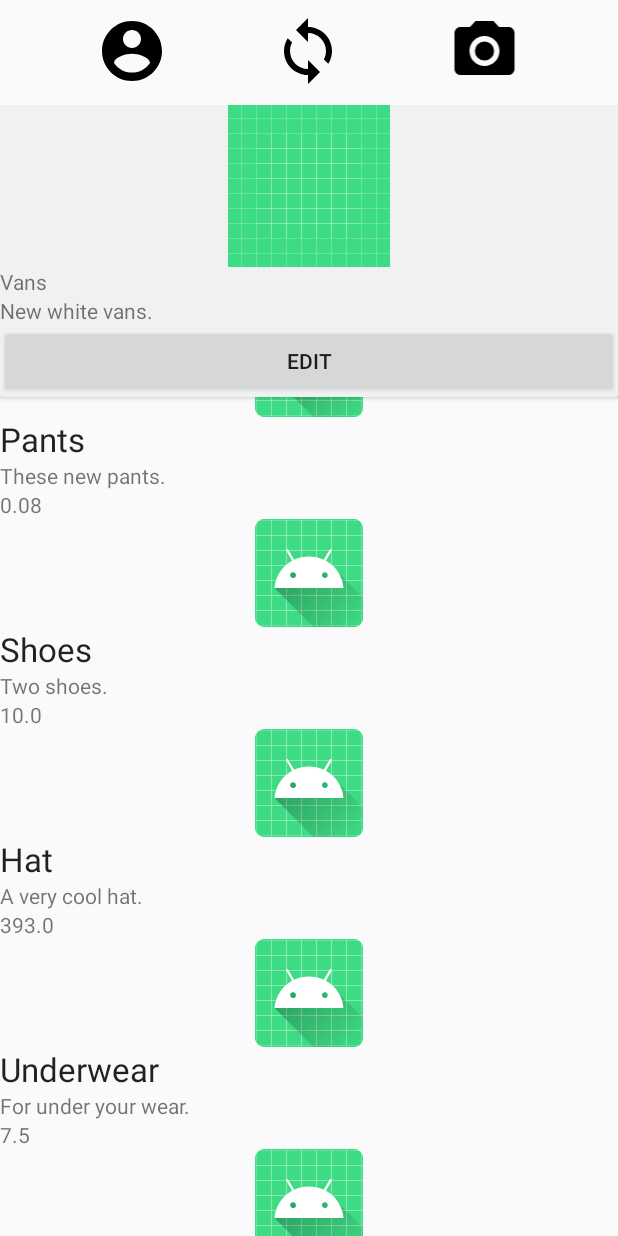
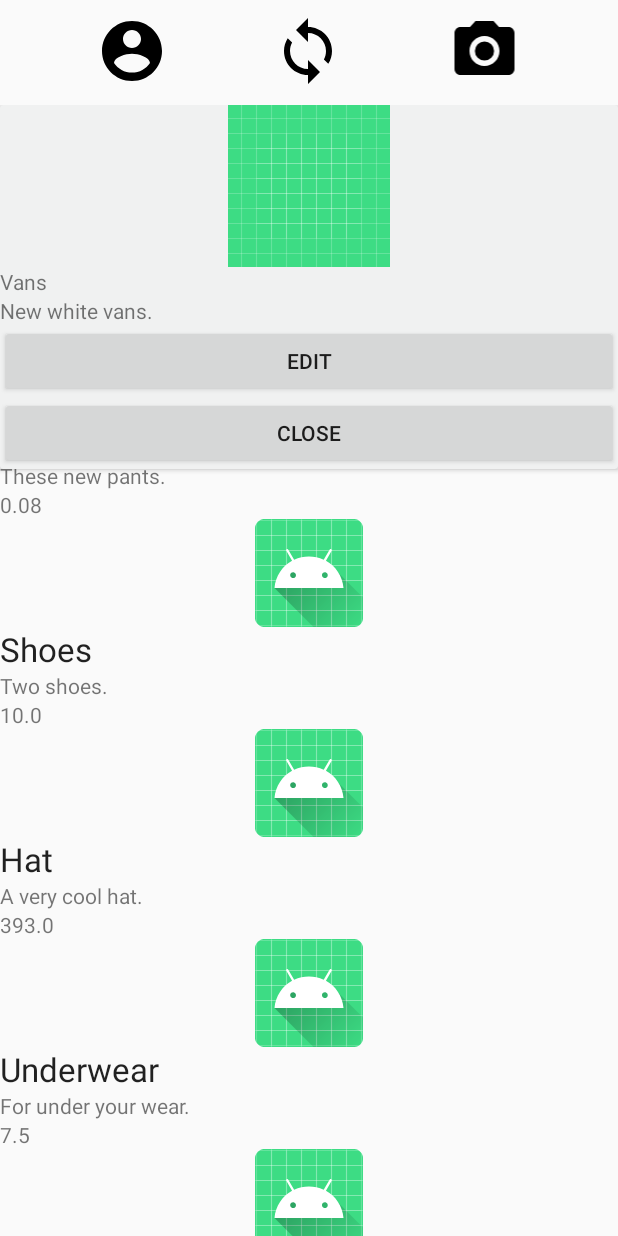
Before and after one commit to bwcampbell9/WhiteElephant, an Android app: the MyClosetFragment screen opened through its navigation route, after a tap on "Vans", on a phone screen of 412 x 824 dp. Run offline under Robolectric (Android 15) with nearby library versions, the phone set to English and light mode, and no system bars; our stand-ins replace Firebase (no records; nobody signed in at launch, a user with empty details on screens opened directly).

Commit message:
Close Itemview in closet!

```diff
--- a/app/src/main/java/com/example/white_elephant/MyClosetFragment.java
+++ b/app/src/main/java/com/example/white_elephant/MyClosetFragment.java
@@ -4,9 +4,11 @@ import android.os.Bundle;
 import android.view.LayoutInflater;
 import android.view.View;
 import android.view.ViewGroup;
+import android.widget.Button;
 
 import androidx.fragment.app.Fragment;
 import androidx.fragment.app.FragmentTransaction;
+import androidx.navigation.Navigation;
 import androidx.recyclerview.widget.LinearLayoutManager;
 import androidx.recyclerview.widget.RecyclerView;
 
@@ -19,6 +21,7 @@ import java.util.LinkedList;
 public class MyClosetFragment extends Fragment implements ClosetAdapter.ItemClickListener {
 
     ClosetAdapter adapter;
+    private Button goBack;
 
     public MyClosetFragment() {
         // Required empty public constructor
@@ -64,4 +67,5 @@ public class MyClosetFragment extends Fragment implements ClosetAdapter.ItemClic
         ft.replace(R.id.Closet, fragment);
         ft.commit();
     }
+
 }
--- a/app/src/main/java/com/example/white_elephant/ViewMyItem.java
+++ b/app/src/main/java/com/example/white_elephant/ViewMyItem.java
@@ -3,10 +3,13 @@ package com.example.white_elephant;
 import android.os.Bundle;
 
 import androidx.fragment.app.Fragment;
+import androidx.navigation.NavController;
+import androidx.navigation.NavDirections;
 
 import android.view.LayoutInflater;
 import android.view.View;
 import android.view.ViewGroup;
+import android.widget.Button;
 import android.widget.TextView;
 
 import com.example.white_elephant.models.ItemModel;
@@ -15,7 +18,9 @@ import com.example.white_elephant.models.ItemModel;
 /**
  * A simple {@link Fragment} subclass.
  */
-public class ViewMyItem extends Fragment {
+public class ViewMyItem extends Fragment implements View.OnClickListener
+ {
+     private Button goBack;
 
     public ViewMyItem() {
         // Required empty public constructor
@@ -34,10 +39,21 @@ public class ViewMyItem extends Fragment {
     public View onCreateView(LayoutInflater inflater, ViewGroup container,
                              Bundle savedInstanceState) {
         // Inflate the layout for this fragment
+
         ItemModel item = (ItemModel)getArguments().getSerializable("a");
         View view = inflater.inflate(R.layout.fragment_view_my_item, container, false);
         ((TextView)view.findViewById(R.id.Title)).setText(item.getName());
         ((TextView)view.findViewById(R.id.Details)).setText(item.getDescription());
+        goBack = view.findViewById(R.id.buttonClose);
+        goBack.setOnClickListener(this);
         return view;
     }
+
+    public void onClick(View v){
+        //getActivity().getFragmentManager().beginTransaction().remove(this).commit();
+        ((MainActivity)getActivity()).setState(0);
+                NavController navController = ((MainActivity)getActivity()).getNavController();
+                NavDirections action = MyClosetFragmentDirections.actionMyClosetFragmentSelf();
+                navController.navigate(action);
+    }
 }
--- a/app/src/main/res/layout/fragment_view_my_item.xml
+++ b/app/src/main/res/layout/fragment_view_my_item.xml
@@ -43,6 +43,12 @@
                 android:layout_height="wrap_content"
                 android:text="Edit" />
 
+            <Button
+                android:id="@+id/buttonClose"
+                android:layout_width="match_parent"
+                android:layout_height="wrap_content"
+                android:text="Close" />
+
         </LinearLayout>
     </androidx.cardview.widget.CardView>
 
--- a/app/src/main/res/layout/list_layout.xml
+++ b/app/src/main/res/layout/list_layout.xml
@@ -30,4 +30,5 @@
         android:layout_width="match_parent"
         android:layout_height="wrap_content"
         app:srcCompat="@mipmap/ic_launcher" />
+
 </LinearLayout>
--- a/app/src/main/res/navigation/nav_graph.xml
+++ b/app/src/main/res/navigation/nav_graph.xml
@@ -59,6 +59,9 @@
         <action
             android:id="@+id/action_myClosetFragment_to_viewMyItem"
             app:destination="@id/viewMyItem" />
+        <action
+            android:id="@+id/action_myClosetFragment_self"
+            app:destination="@id/myClosetFragment" />
     </fragment>
     <fragment
         android:id="@+id/viewMyItem"
```
Also changed, not shown: app/src/main/res/layout/activity_view_profile.xml (+1 -11 lines), app/src/main/res/layout/trade_row.xml (added, +65 -0 lines).
